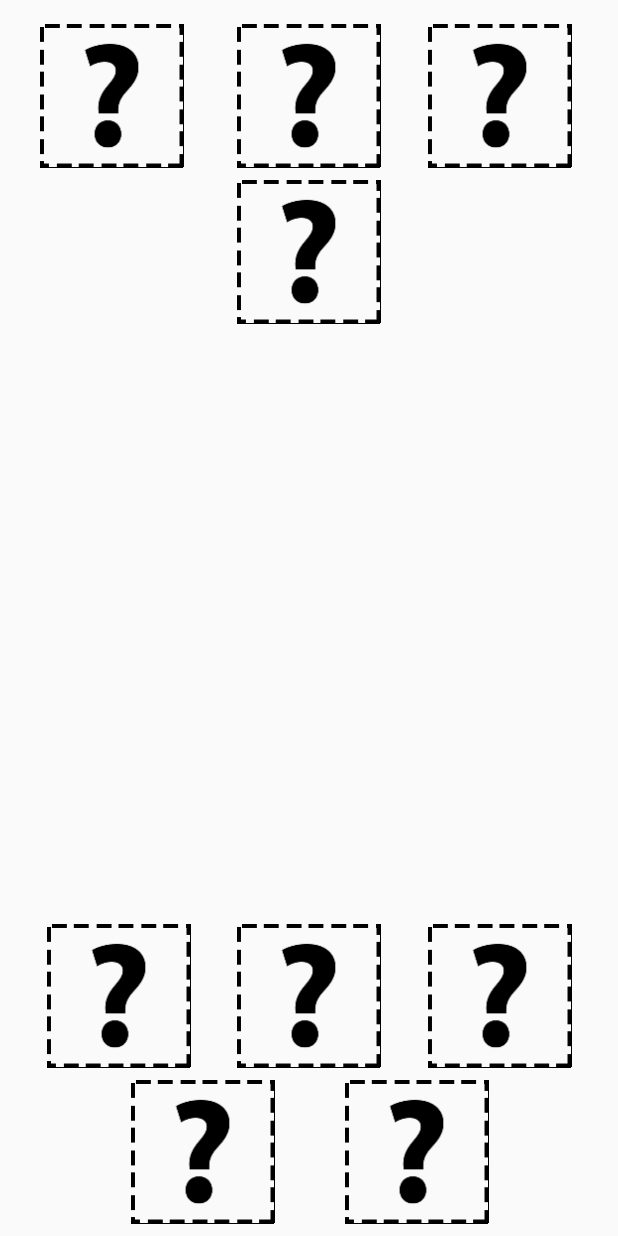
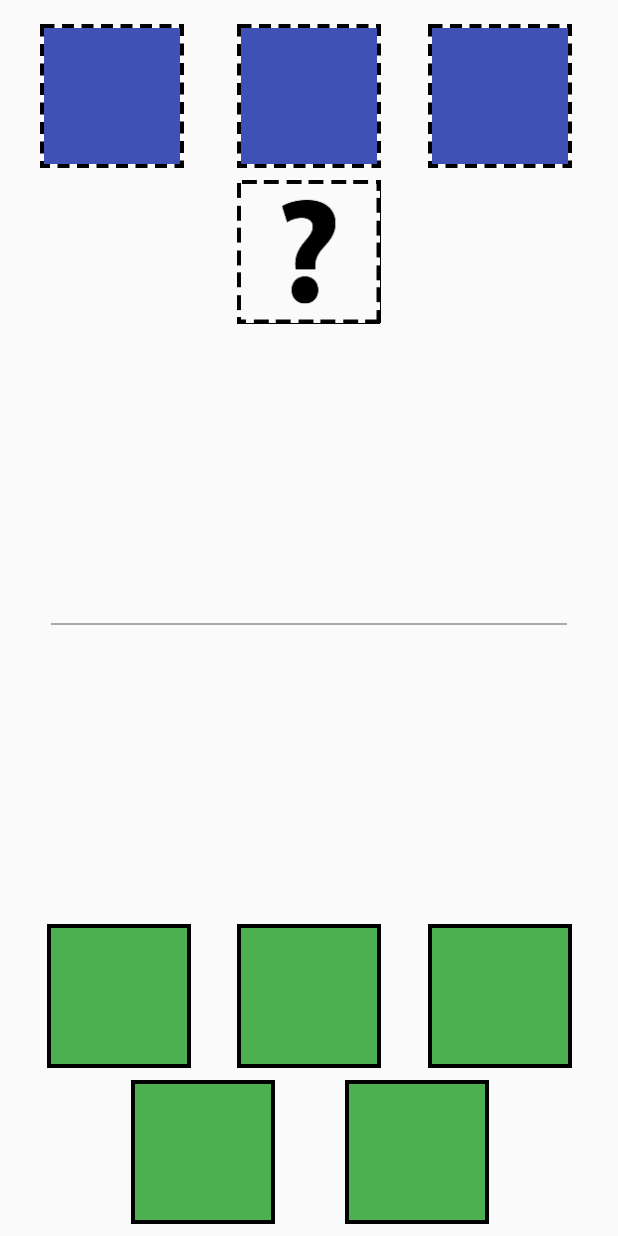
Before and after one commit to Tripolis777/CultureFreeIntellectTest, an Android app: the fragment FirstSubtestQuestionFragment placed in its activity, on a phone screen of 412 x 824 dp. Run offline under Robolectric (Android 15) with nearby library versions, the light colour scheme and no system bars; libraries missing offline, so code that uses them is left out: io.realm; 13 statements that could not run were skipped.

Commit message:
save commit add new borders implement ImageCutter

```diff
--- a/app/src/main/java/com/android/tripolis/culturefreeintellecttest/Core/Subtest.java
+++ b/app/src/main/java/com/android/tripolis/culturefreeintellecttest/Core/Subtest.java
@@ -29,17 +29,20 @@ public class Subtest {
 
     private final SubtestEntry subtestEntry;
     private final Context context;
+    private final AssetManager assetManager;
     //private ImageCutter questionImage;
     //private ImageCutter answerImage;
 
     public Subtest(@NonNull final Context context, @NonNull SubtestEntry subtestEntry) {
         this.subtestEntry = subtestEntry;
         this.context = context;
+
+        assetManager = new AssetManager(context);
     }
 
     public QuestionManager getQuestionManager() {
         if (questionManager == null)
-            questionManager = new QuestionManager(subtestEntry.getQuestionsList());
+            questionManager = new QuestionManager(subtestEntry.getQuestionsList(), assetManager);
         return questionManager;
     }
 
--- a/app/src/main/java/com/android/tripolis/culturefreeintellecttest/Fragment/CFIT/FirstSubtestQuestionFragment.java
+++ b/app/src/main/java/com/android/tripolis/culturefreeintellecttest/Fragment/CFIT/FirstSubtestQuestionFragment.java
@@ -1,8 +1,10 @@
 package com.android.tripolis.culturefreeintellecttest.Fragment.CFIT;
 
 import android.content.res.Resources;
+import android.graphics.Bitmap;
 import android.graphics.ColorFilter;
 import android.graphics.PorterDuff;
+import android.graphics.drawable.BitmapDrawable;
 import android.graphics.drawable.Drawable;
 import android.os.Bundle;
 import android.support.v4.app.Fragment;
@@ -65,15 +67,15 @@ public class FirstSubtestQuestionFragment extends CFITFragment {
         answerImageViews[4] = (SelectableImageView) rootView.findViewById(R.id.subtestFirstImageAnswer5);
 
         final Resources res = getResources();
-        Drawable questionDrawable = res.getDrawable(R.drawable.question);
-
-
-        for (ImageView image : questionImageViews) {
-            image.setImageDrawable(questionDrawable);
+        Bitmap[] questionImages = question.getQuestionImages();
+        for (int i = 0; i < QUESTION_IMAGE_COUNT; i++) {
+            questionImageViews[i].setImageDrawable(new BitmapDrawable(res, questionImages[i]));
         }
 
-        for (final SelectableImageView image : answerImageViews) {
-            image.setImageDrawable(questionDrawable);;
+        Bitmap[] answerImages = question.getAnswerImages();
+        for (int i = 0; i < ANSWER_IMAGE_COUNT; i++) {
+            SelectableImageView image = answerImageViews[i];
+            image.setImageDrawable(new BitmapDrawable(res, answerImages[i]));
             image.setSelectResource(R.drawable.active_answer_border);
             image.setSelectListener(new SelectableImageView.OnImageSelectListener() {
                 @Override
--- a/app/src/main/java/com/android/tripolis/culturefreeintellecttest/Realm/ImageAssetEntry.java
+++ b/app/src/main/java/com/android/tripolis/culturefreeintellecttest/Realm/ImageAssetEntry.java
@@ -1,6 +1,9 @@
 package com.android.tripolis.culturefreeintellecttest.Realm;
 
+import android.graphics.Bitmap;
+
 import io.realm.RealmObject;
+import io.realm.annotations.Ignore;
 
 /**
  * Created by tripo on 11/14/2017.
--- a/app/src/main/java/com/android/tripolis/culturefreeintellecttest/View/SelectableImageView.java
+++ b/app/src/main/java/com/android/tripolis/culturefreeintellecttest/View/SelectableImageView.java
@@ -42,7 +42,7 @@ public class SelectableImageView extends AppCompatImageView {
             public void onClick(View v) {
                 if (!selectEnabled) return;
 
-                SelectableImageView.this.setBackgroundResource(selected ? 0 : selectResource);
+                SelectableImageView.this.setBackgroundResource(selected ? R.drawable.answer_image_border : selectResource);
 
                 if (selectListener != null) {
                     if (selected)
--- a/app/src/main/res/drawable/active_answer_border.xml
+++ b/app/src/main/res/drawable/active_answer_border.xml
@@ -1,13 +1,13 @@
 <?xml version="1.0" encoding="utf-8"?>
 <shape xmlns:android="http://schemas.android.com/apk/res/android">
     <solid android:color="#FFFFFF" />
-    <corners
-        android:topLeftRadius="4dp"
-        android:topRightRadius="4dp"
-        android:bottomLeftRadius="4dp"
-        android:bottomRightRadius="4dp"
-        />
-    <stroke android:width="4dp" android:color="@color/active_answer" />
-    <padding android:left="4dp" android:top="4dp" android:right="4dp"
-        android:bottom="4dp" />
+    <!--<corners-->
+        <!--android:topLeftRadius="4dp"-->
+        <!--android:topRightRadius="4dp"-->
+        <!--android:bottomLeftRadius="4dp"-->
+        <!--android:bottomRightRadius="4dp"-->
+        <!--/>-->
+    <stroke android:width="3dp" android:color="@color/active_answer" />
+    <padding android:left="3dp" android:top="3dp" android:right="3dp"
+        android:bottom="3dp" />
 </shape>
--- /dev/null
+++ b/app/src/main/res/drawable/answer_image_border.xml
@@ -0,0 +1,8 @@
+<?xml version="1.0" encoding="utf-8"?>
+<shape xmlns:android="http://schemas.android.com/apk/res/android">
+    <solid android:color="#FFFFFF" />
+
+    <stroke android:width="3dp" android:color="#000000" />
+    <padding android:left="3dp" android:top="3dp" android:right="3dp"
+        android:bottom="3dp" />
+</shape>
--- /dev/null
+++ b/app/src/main/res/drawable/question_image_border.xml
@@ -0,0 +1,10 @@
+<?xml version="1.0" encoding="utf-8"?>
+<shape xmlns:android="http://schemas.android.com/apk/res/android">
+    <solid android:color="#FFFFFF" />
+
+    <stroke android:dashGap="5dp"
+        android:dashWidth="8dp"
+        android:width="3dp" android:color="#000000" />
+    <padding android:left="3dp" android:top="3dp" android:right="3dp"
+        android:bottom="3dp" />
+</shape>
--- a/app/src/main/res/layout/fisrt_subtest_template_fragment.xml
+++ b/app/src/main/res/layout/fisrt_subtest_template_fragment.xml
@@ -9,9 +9,11 @@
         android:id="@+id/subtestFirstImage3"
         android:layout_width="96dp"
         android:layout_height="96dp"
+        android:layout_marginEnd="8dp"
         android:layout_marginLeft="8dp"
         android:layout_marginRight="8dp"
-        android:layout_marginTop="0dp"
+        android:layout_marginStart="8dp"
+        android:background="@drawable/question_image_border"
         app:layout_constraintLeft_toRightOf="@+id/subtestFirstImage2"
         app:layout_constraintRight_toRightOf="parent"
         app:layout_constraintTop_toTopOf="@+id/subtestFirstImage2"
@@ -21,21 +23,26 @@
         android:id="@+id/subtestFirstImage2"
         android:layout_width="96dp"
         android:layout_height="96dp"
-        app:srcCompat="@color/colorPrimary"
+        android:layout_marginEnd="8dp"
         android:layout_marginLeft="8dp"
+        android:layout_marginRight="8dp"
+        android:layout_marginStart="8dp"
+        android:layout_marginTop="16dp"
+        android:background="@drawable/question_image_border"
         app:layout_constraintLeft_toLeftOf="parent"
-        android:layout_marginRight="8dp"
         app:layout_constraintRight_toRightOf="parent"
         app:layout_constraintTop_toTopOf="parent"
-        android:layout_marginTop="16dp" />
+        app:srcCompat="@color/colorPrimary" />
 
     <ImageView
         android:id="@+id/subtestFirstImage1"
         android:layout_width="96dp"
         android:layout_height="96dp"
+        android:layout_marginEnd="8dp"
         android:layout_marginLeft="8dp"
         android:layout_marginRight="8dp"
-        android:layout_marginTop="0dp"
+        android:layout_marginStart="8dp"
+        android:background="@drawable/question_image_border"
         app:layout_constraintHorizontal_bias="0.4"
         app:layout_constraintLeft_toLeftOf="parent"
         app:layout_constraintRight_toLeftOf="@+id/subtestFirstImage2"
@@ -52,15 +59,32 @@
         app:layout_constraintLeft_toLeftOf="parent"
         app:layout_constraintRight_toRightOf="parent"
         app:layout_constraintTop_toBottomOf="@+id/subtestFirstImage2"
-        app:srcCompat="@drawable/question" />
+        app:srcCompat="@drawable/question"
+        android:layout_marginStart="8dp"
+        android:layout_marginEnd="8dp" />
+
+    <View
+        android:layout_width="344dp"
+        android:layout_height="1dp"
+        android:background="@android:color/darker_gray"
+        android:layout_marginTop="8dp"
+        app:layout_constraintTop_toBottomOf="@+id/subtestFirstImageQuestion"
+        android:layout_marginBottom="8dp"
+        app:layout_constraintBottom_toTopOf="@+id/subtestFirstImageAnswer2"
+        android:layout_marginRight="8dp"
+        app:layout_constraintRight_toRightOf="parent"
+        android:layout_marginLeft="8dp"
+        app:layout_constraintLeft_toLeftOf="parent" />
 
     <com.android.tripolis.culturefreeintellecttest.View.SelectableImageView
         android:id="@+id/subtestFirstImageAnswer3"
         android:layout_width="96dp"
         android:layout_height="96dp"
+        android:layout_marginEnd="8dp"
         android:layout_marginLeft="8dp"
         android:layout_marginRight="8dp"
-        android:layout_marginTop="0dp"
+        android:layout_marginStart="8dp"
+        android:background="@drawable/answer_image_border"
         app:layout_constraintLeft_toRightOf="@+id/subtestFirstImageAnswer2"
         app:layout_constraintRight_toRightOf="parent"
         app:layout_constraintTop_toTopOf="@+id/subtestFirstImageAnswer2"
@@ -70,9 +94,11 @@
         android:id="@+id/subtestFirstImageAnswer1"
         android:layout_width="96dp"
         android:layout_height="96dp"
+        android:layout_marginEnd="8dp"
         android:layout_marginLeft="8dp"
         android:layout_marginRight="8dp"
-        android:layout_marginTop="0dp"
+        android:layout_marginStart="8dp"
+        android:background="@drawable/answer_image_border"
         app:layout_constraintLeft_toLeftOf="parent"
         app:layout_constraintRight_toLeftOf="@+id/subtestFirstImageAnswer2"
         app:layout_constraintTop_toTopOf="@+id/subtestFirstImageAnswer2"
@@ -82,35 +108,43 @@
         android:id="@+id/subtestFirstImageAnswer5"
         android:layout_width="96dp"
         android:layout_height="96dp"
+        android:layout_marginBottom="8dp"
+        android:layout_marginEnd="55dp"
         android:layout_marginRight="55dp"
+        android:background="@drawable/answer_image_border"
+        app:layout_constraintBottom_toBottomOf="parent"
         app:layout_constraintRight_toRightOf="@+id/subtestFirstImageAnswer3"
-        app:srcCompat="@color/start_button_enabled"
-        app:layout_constraintBottom_toBottomOf="parent"
-        android:layout_marginBottom="8dp" />
+        app:srcCompat="@color/start_button_enabled" />
 
     <com.android.tripolis.culturefreeintellecttest.View.SelectableImageView
         android:id="@+id/subtestFirstImageAnswer4"
         android:layout_width="96dp"
         android:layout_height="96dp"
+        android:layout_marginBottom="8dp"
+        android:layout_marginEnd="16dp"
         android:layout_marginLeft="56dp"
         android:layout_marginRight="16dp"
+        android:layout_marginStart="56dp"
+        android:background="@drawable/answer_image_border"
+        app:layout_constraintBottom_toBottomOf="parent"
+        app:layout_constraintHorizontal_bias="0.0"
         app:layout_constraintLeft_toLeftOf="@+id/subtestFirstImageAnswer1"
         app:layout_constraintRight_toLeftOf="@+id/subtestFirstImageAnswer5"
-        app:srcCompat="@color/start_button_enabled"
-        app:layout_constraintBottom_toBottomOf="parent"
-        android:layout_marginBottom="8dp"
-        app:layout_constraintHorizontal_bias="0.0" />
+        app:srcCompat="@color/start_button_enabled" />
 
     <com.android.tripolis.culturefreeintellecttest.View.SelectableImageView
         android:id="@+id/subtestFirstImageAnswer2"
         android:layout_width="96dp"
         android:layout_height="96dp"
+        android:layout_marginBottom="8dp"
+        android:layout_marginEnd="8dp"
         android:layout_marginLeft="8dp"
         android:layout_marginRight="8dp"
+        android:layout_marginStart="8dp"
+        android:background="@drawable/answer_image_border"
+        app:layout_constraintBottom_toTopOf="@+id/subtestFirstImageAnswer4"
         app:layout_constraintLeft_toLeftOf="parent"
         app:layout_constraintRight_toRightOf="parent"
-        app:srcCompat="@color/start_button_enabled"
-        android:layout_marginBottom="8dp"
-        app:layout_constraintBottom_toTopOf="@+id/subtestFirstImageAnswer4" />
+        app:srcCompat="@color/start_button_enabled" />
 
 </android.support.constraint.ConstraintLayout>
```
Also changed, not shown: app/src/main/java/com/android/tripolis/culturefreeintellecttest/CFITApplication.java (+21 -3 lines), app/src/main/java/com/android/tripolis/culturefreeintellecttest/Core/Answer.java (added, +37 -0 lines), app/src/main/java/com/android/tripolis/culturefreeintellecttest/Core/AssetManager.java (added, +44 -0 lines), app/src/main/java/com/android/tripolis/culturefreeintellecttest/Core/Question.java (+42 -1 lines), app/src/main/java/com/android/tripolis/culturefreeintellecttest/Core/QuestionManager.java (+5 -2 lines), app/src/main/java/com/android/tripolis/culturefreeintellecttest/Core/Tools/ImageCutter.java (+67 -0 lines), app/src/main/java/com/android/tripolis/culturefreeintellecttest/Realm/AnswerEntry.java (+9 -0 lines), app/src/main/java/com/android/tripolis/culturefreeintellecttest/Realm/QuestionEntry.java (+9 -0 lines).
